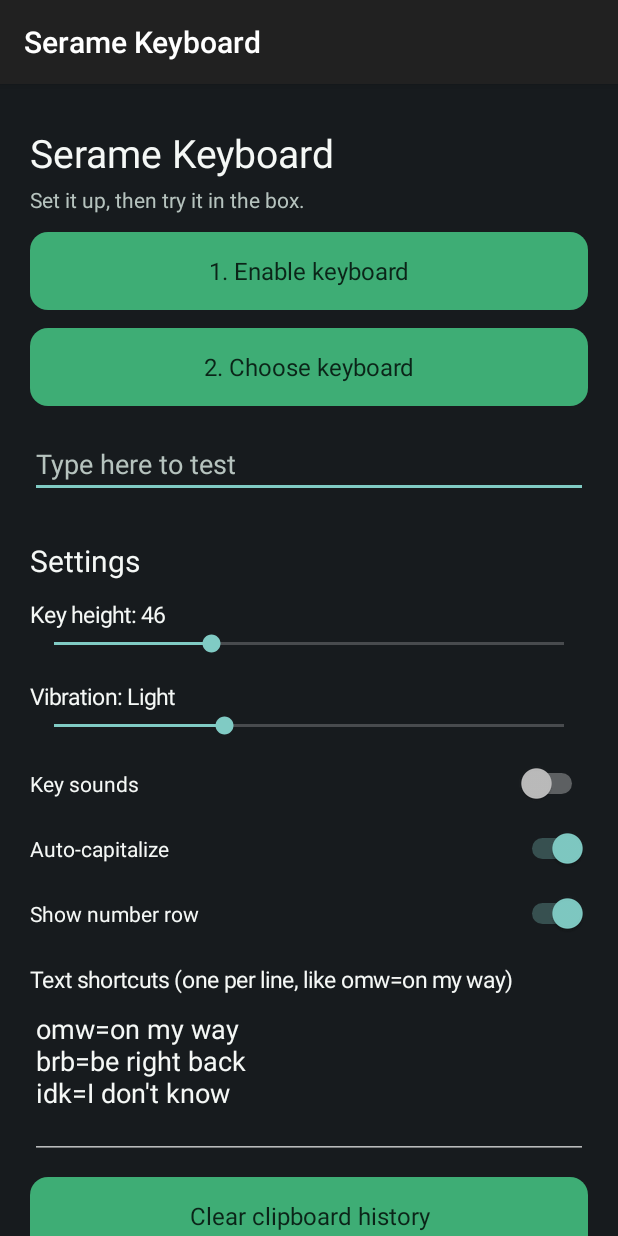
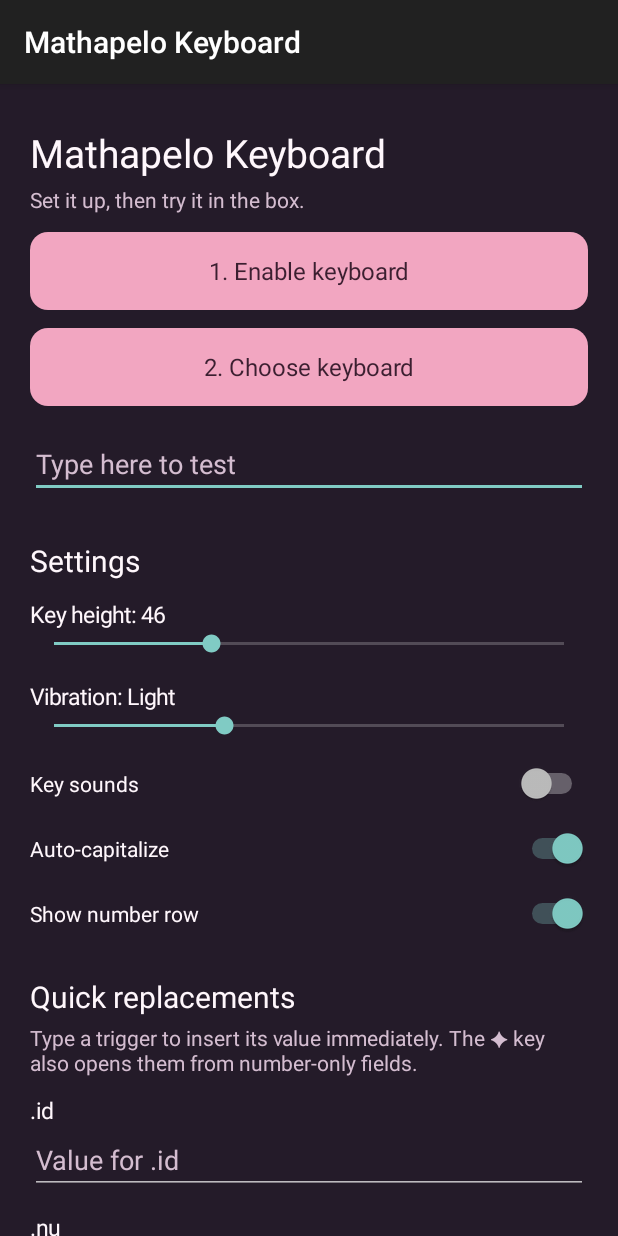
Before and after one commit to Ellesonntseare/mathapelo-keyboard, an Android app: the screen it shows after launch (MainActivity), on a phone screen of 412 x 824 dp. Run offline under Robolectric (Android 15) with nearby library versions, the phone set to English and light mode, and no system bars.

Commit message:
Create Mathapelo Keyboard with quick replacements

```diff
--- a/app/src/main/java/com/example/mykeyboard/MainActivity.kt
+++ b/app/src/main/java/com/mathapelo/keyboard/MainActivity.kt
@@ -1,4 +1,4 @@
-package com.example.mykeyboard
+package com.mathapelo.keyboard
 
 import android.app.Activity
 import android.content.Intent
@@ -36,7 +36,7 @@ class MainActivity : Activity() {
             setPadding(dp(20), dp(28), dp(20), dp(48))
         }
 
-        text("Serame Keyboard", 26f, C.TEXT, 0)
+        text("Mathapelo Keyboard", 26f, C.TEXT, 0)
         text("Set it up, then try it in the box.", 14f, C.TEXT_DIM, 4)
 
         button("1. Enable keyboard") {
@@ -75,6 +75,13 @@ class MainActivity : Activity() {
         toggle("Key sounds", prefs.sound) { prefs.sound = it }
         toggle("Auto-capitalize", prefs.autoCap) { prefs.autoCap = it }
         toggle("Show number row", prefs.showNumberRow) { prefs.showNumberRow = it }
+
+        text("Quick replacements", 20f, C.TEXT, 28)
+        text("Type a trigger to insert its value immediately. The ✦ key also opens them from number-only fields.", 14f, C.TEXT_DIM, 4)
+        shortcutField(".id", prefs.dotId) { prefs.dotId = it }
+        shortcutField(".nu", prefs.dotNu) { prefs.dotNu = it }
+        shortcutField(".em", prefs.dotEm) { prefs.dotEm = it }
+        shortcutField(".pas", prefs.dotPas, secret = true) { prefs.dotPas = it }
 
         text("Text shortcuts (one per line, like omw=on my way)", 15f, C.TEXT, 20)
         col.addView(EditText(this).apply {
@@ -149,6 +156,29 @@ class MainActivity : Activity() {
         col.addView(s)
     }
 
+    private fun shortcutField(
+        trigger: String,
+        value: String,
+        secret: Boolean = false,
+        onChange: (String) -> Unit
+    ) {
+        text(trigger, 15f, C.TEXT, 12)
+        col.addView(EditText(this).apply {
+            setText(value)
+            setTextColor(C.TEXT)
+            setHintTextColor(C.TEXT_DIM)
+            hint = "Value for $trigger"
+            inputType = InputType.TYPE_CLASS_TEXT or
+                (if (secret) InputType.TYPE_TEXT_VARIATION_PASSWORD else InputType.TYPE_TEXT_VARIATION_NORMAL)
+            isSingleLine = true
+            addTextChangedListener(object : TextWatcher {
+                override fun beforeTextChanged(s: CharSequence?, start: Int, count: Int, after: Int) {}
+                override fun onTextChanged(s: CharSequence?, start: Int, before: Int, count: Int) {}
+                override fun afterTextChanged(s: Editable?) { onChange(s?.toString() ?: "") }
+            })
+        })
+    }
+
     private fun seek(max: Int, value: Int, onChange: (Int) -> Unit) {
         val s = SeekBar(this)
         s.max = max
--- a/app/src/main/java/com/example/mykeyboard/Prefs.kt
+++ b/app/src/main/java/com/mathapelo/keyboard/Prefs.kt
@@ -1,24 +1,55 @@
-package com.example.mykeyboard
+package com.mathapelo.keyboard
 
 import android.content.Context
+import android.util.Base64
 import org.json.JSONArray
 
 object C {
-    val BG = 0xFF171B1E.toInt()
-    val BAR = 0xFF252B2F.toInt()
-    val KEY = 0xFF343C40.toInt()
-    val KEY_DOWN = 0xFF526066.toInt()
-    val SPECIAL = 0xFF273034.toInt()
-    val ACCENT = 0xFF3EAD75.toInt()
-    val ACCENT_DOWN = 0xFF348D61.toInt()
-    val TEXT = 0xFFF5F8F6.toInt()
-    val TEXT_DIM = 0xFFB6C3BE.toInt()
-    val ACCENT_TEXT = 0xFF0B2418.toInt()
+    val BG = 0xFF241B29.toInt()
+    val BAR = 0xFF33263A.toInt()
+    val KEY = 0xFF5B4561.toInt()
+    val KEY_DOWN = 0xFF795C80.toInt()
+    val SPECIAL = 0xFF40304A.toInt()
+    val ACCENT = 0xFFF2A6C1.toInt()
+    val ACCENT_DOWN = 0xFFD783A5.toInt()
+    val TEXT = 0xFFFFF7FC.toInt()
+    val TEXT_DIM = 0xFFD4BDD0.toInt()
+    val ACCENT_TEXT = 0xFF3B1F30.toInt()
 }
 
 class Prefs(context: Context) {
     private val sp = context.applicationContext
-        .getSharedPreferences("serame_prefs", Context.MODE_PRIVATE)
+        .getSharedPreferences("mathapelo_prefs", Context.MODE_PRIVATE)
+
+    private val shortcutDefaults: Map<String, String> by lazy {
+        try {
+            val text = String(Base64.decode(BuildConfig.DEFAULT_DOT_SHORTCUTS_B64, Base64.DEFAULT), Charsets.UTF_8)
+            text.lines().mapNotNull { line ->
+                val split = line.indexOf('=')
+                if (split <= 0) null else line.substring(0, split).trim() to line.substring(split + 1)
+            }.toMap()
+        } catch (_: IllegalArgumentException) {
+            emptyMap()
+        }
+    }
+
+    private fun defaultFor(trigger: String) = shortcutDefaults[trigger] ?: ""
+
+    var dotId: String
+        get() = sp.getString("dot_id", defaultFor(".id")) ?: ""
+        set(v) { sp.edit().putString("dot_id", v).apply() }
+
+    var dotNu: String
+        get() = sp.getString("dot_nu", defaultFor(".nu")) ?: ""
+        set(v) { sp.edit().putString("dot_nu", v).apply() }
+
+    var dotEm: String
+        get() = sp.getString("dot_em", defaultFor(".em")) ?: ""
+        set(v) { sp.edit().putString("dot_em", v).apply() }
+
+    var dotPas: String
+        get() = sp.getString("dot_pas", defaultFor(".pas")) ?: ""
+        set(v) { sp.edit().putString("dot_pas", v).apply() }
 
     var keyHeight: Int
         get() = sp.getInt("keyHeight", 46)
--- a/app/src/main/res/xml/method.xml
+++ b/app/src/main/res/xml/method.xml
@@ -1,4 +1,4 @@
 <?xml version="1.0" encoding="utf-8"?>
 <input-method
     xmlns:android="http://schemas.android.com/apk/res/android"
-    android:settingsActivity="com.example.mykeyboard.MainActivity" />
+    android:settingsActivity="com.mathapelo.keyboard.MainActivity" />
--- a/settings.gradle.kts
+++ b/settings.gradle.kts
@@ -12,5 +12,5 @@ dependencyResolutionManagement {
         mavenCentral()
     }
 }
-rootProject.name = "MyKeyboard"
+rootProject.name = "MathapeloKeyboard"
 include(":app")
```
Also changed, not shown: app/build.gradle.kts (+14 -4 lines), app/src/main/AndroidManifest.xml (+5 -4 lines), app/src/main/java/com/mathapelo/keyboard/MathapeloKeyboardService.kt (renamed from app/src/main/java/com/example/mykeyboard/SerameKeyboardService.kt, +69 -4 lines), app/src/main/res/drawable/ic_launcher.xml (added, +9 -0 lines), 6 other files.
